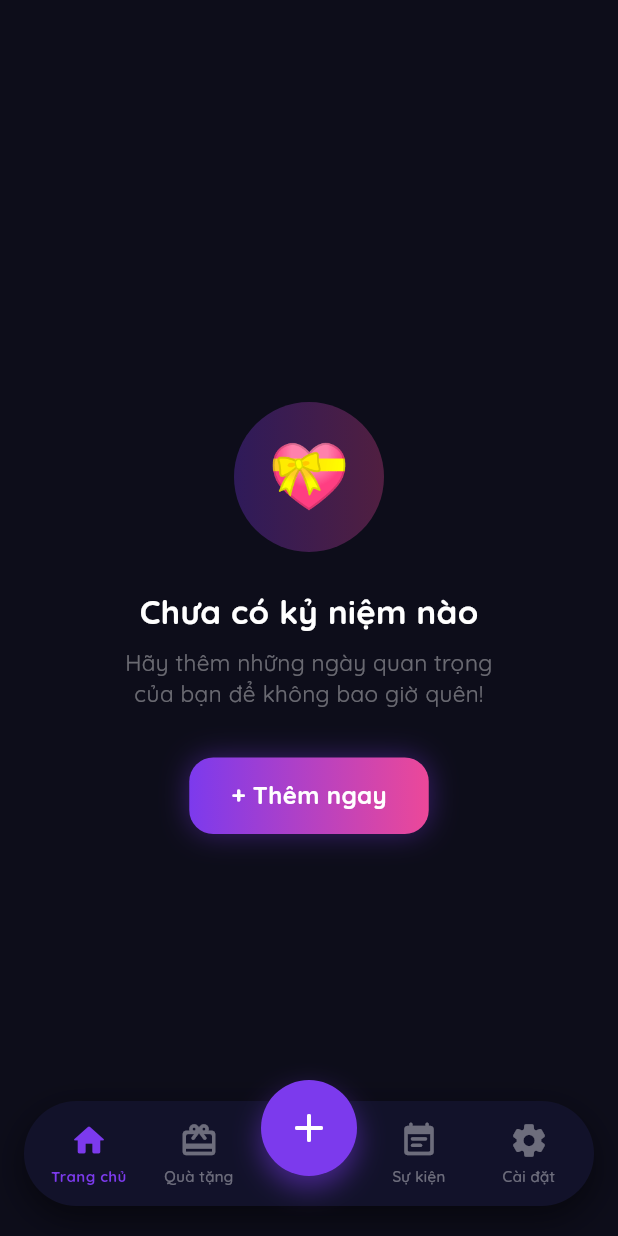
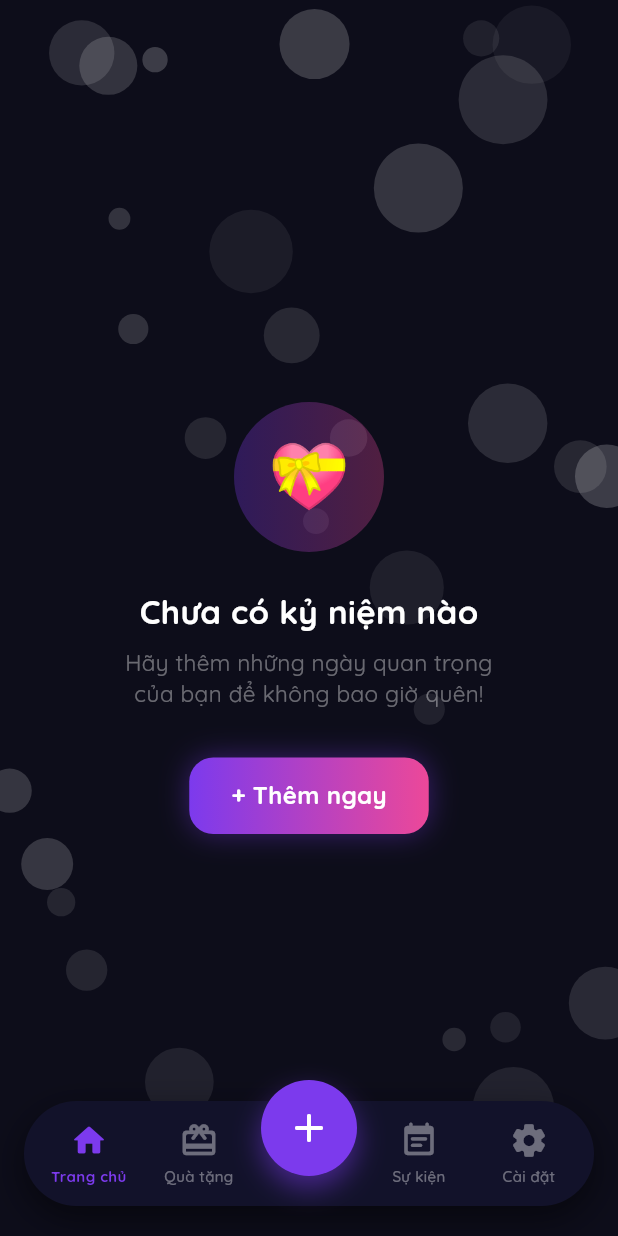
Before and after one commit to namtv95it/countdown_app, a Flutter app: the screen it shows after launch, on a phone screen of 412 x 824 dp. Run offline on Flutter 3.47's test engine with Material 3 defaults, Android fonts, the phone set to English and light mode, and no system bars; our stand-ins replace flutter_local_notifications, flutter_timezone, google_fonts, google_mobile_ads, permission_handler, shared_preferences and 1 more; missing offline and left inert: home_widget, lunar; network calls fail.

Commit message:
bong bóng

```diff
--- a/lib/screens/home_screen.dart
+++ b/lib/screens/home_screen.dart
@@ -12,6 +12,7 @@ import '../services/ad_service.dart';
 import '../services/notification_service.dart';
 import '../widgets/countdown_card.dart';
 import '../widgets/time_unit_box.dart';
+import '../widgets/bubble_background.dart';
 
 import 'add_event_screen.dart';
 import 'detail_screen.dart';
@@ -249,7 +250,12 @@ class _HomeScreenState extends State<HomeScreen>
           ? const Center(
               child: CircularProgressIndicator(color: Color(0xFF7C3AED)),
             )
-          : _buildCurrentTab(),
+          : Stack(
+              children: [
+                const BubbleBackground(),
+                _buildCurrentTab(),
+              ],
+            ),
       bottomNavigationBar: _buildBottomNav(),
     );
   }
--- /dev/null
+++ b/lib/widgets/bubble_background.dart
@@ -0,0 +1,115 @@
+import 'dart:math';
+import 'package:flutter/material.dart';
+
+class BubbleBackground extends StatefulWidget {
+  final int bubbleCount;
+  final Color bubbleColor;
+
+  const BubbleBackground({
+    super.key,
+    this.bubbleCount = 30,
+    this.bubbleColor = Colors.white,
+  });
+
+  @override
+  State<BubbleBackground> createState() => _BubbleBackgroundState();
+}
+
+class _BubbleBackgroundState extends State<BubbleBackground>
+    with SingleTickerProviderStateMixin {
+  late AnimationController _controller;
+  final List<Bubble> _bubbles = [];
+  final Random _random = Random();
+
+  @override
+  void initState() {
+    super.initState();
+    _controller = AnimationController(
+      vsync: this,
+      duration: const Duration(seconds: 10),
+    )..repeat();
+  }
+
+  @override
+  void didChangeDependencies() {
+    super.didChangeDependencies();
+    if (_bubbles.isEmpty) {
+      final size = MediaQuery.of(context).size;
+      for (int i = 0; i < widget.bubbleCount; i++) {
+        _bubbles.add(Bubble(
+          x: _random.nextDouble() * size.width,
+          y: _random.nextDouble() * size.height,
+          radius: _random.nextDouble() * 25 + 5,
+          speed: _random.nextDouble() * 1.0 + 0.2,
+          color: widget.bubbleColor.withOpacity(_random.nextDouble() * 0.15 + 0.05),
+        ));
+      }
+    }
+  }
+
+  @override
+  void dispose() {
+    _controller.dispose();
+    super.dispose();
+  }
+
+  @override
+  Widget build(BuildContext context) {
+    return AnimatedBuilder(
+      animation: _controller,
+      builder: (context, child) {
+        // Update bubbles positions
+        final size = MediaQuery.of(context).size;
+        for (var bubble in _bubbles) {
+          bubble.y -= bubble.speed;
+          // Thêm dao động ngang mượt mà
+          bubble.x += sin(bubble.y * 0.03) * 0.4;
+          if (bubble.y < -bubble.radius) {
+            bubble.y = size.height + bubble.radius;
+            bubble.x = _random.nextDouble() * size.width;
+          }
+        }
+
+        return CustomPaint(
+          painter: BubblePainter(bubbles: _bubbles),
+          size: Size.infinite,
+        );
+      },
+    );
+  }
+}
+
+class Bubble {
+  double x;
+  double y;
+  double radius;
+  double speed;
+  Color color;
+
+  Bubble({
+    required this.x,
+    required this.y,
+    required this.radius,
+    required this.speed,
+    required this.color,
+  });
+}
+
+class BubblePainter extends CustomPainter {
+  final List<Bubble> bubbles;
+
+  BubblePainter({required this.bubbles});
+
+  @override
+  void paint(Canvas canvas, Size size) {
+    for (var bubble in bubbles) {
+      final paint = Paint()
+        ..color = bubble.color
+        ..style = PaintingStyle.fill;
+      canvas.drawCircle(Offset(bubble.x, bubble.y), bubble.radius, paint);
+    }
+  }
+
+  @override
+  bool shouldRepaint(covariant CustomPainter oldDelegate) => true;
+}
```
